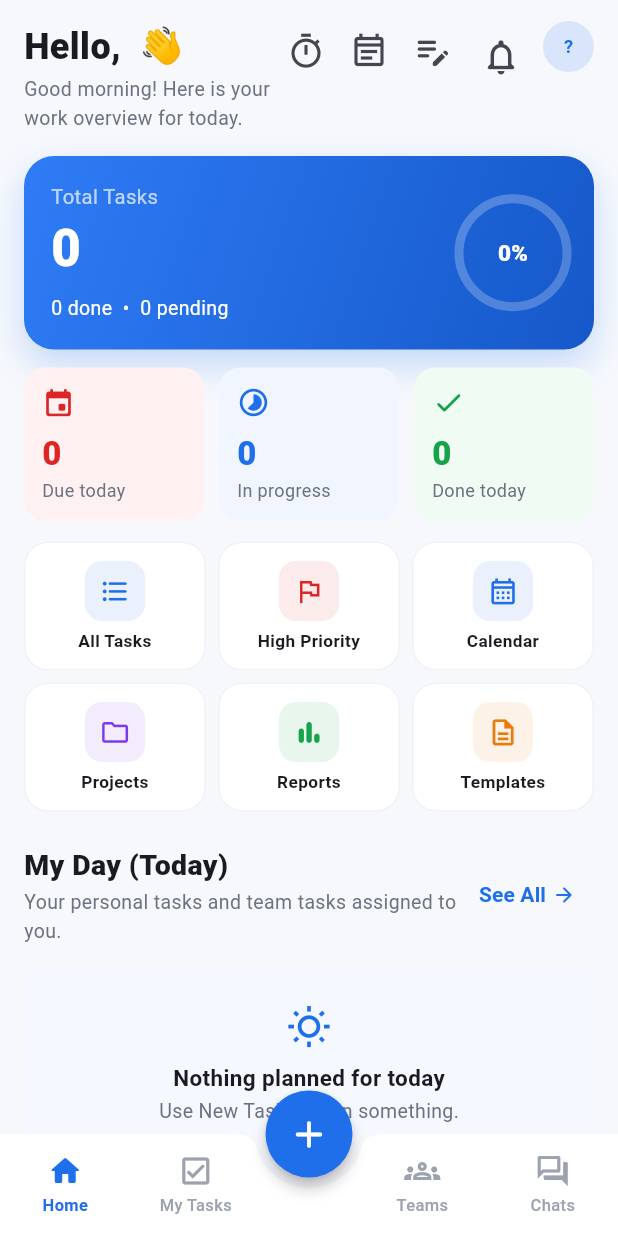
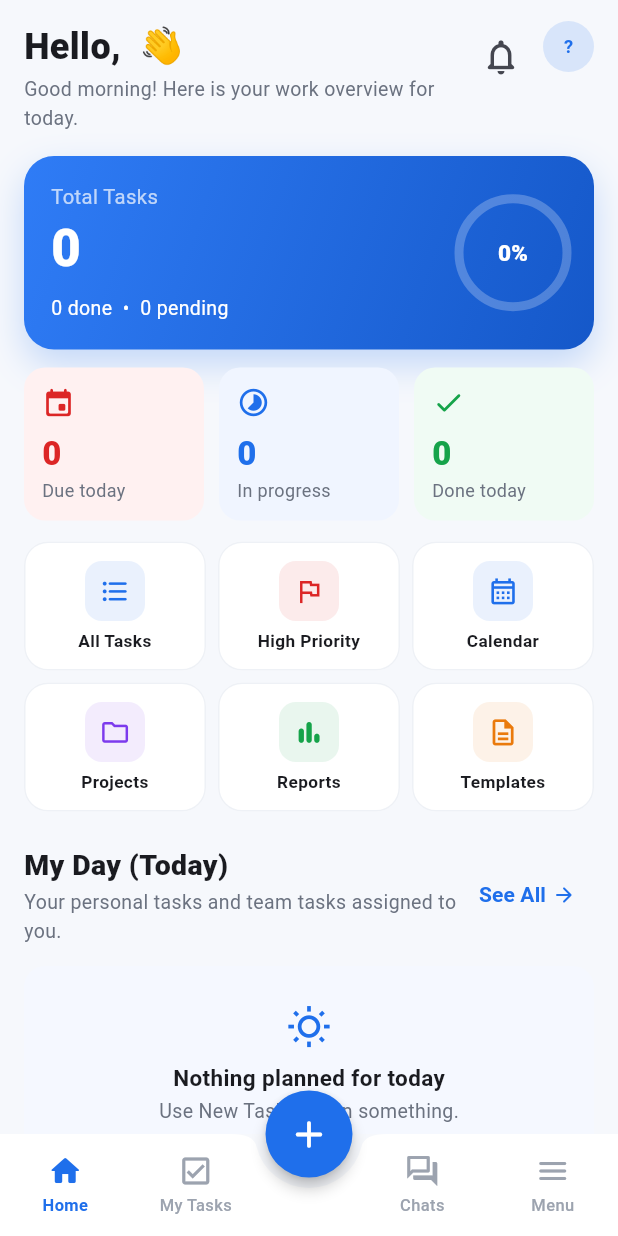
Before and after one commit to adeelappdevzone-code/TaskFlow-APK, a Flutter app: the MainShell screen opened directly, on a phone screen of 412 x 824 dp. Run offline on Flutter 3.47's test engine with Material 3 defaults, Android fonts, the phone set to English and light mode, and no system bars; our stand-ins replace cloud_firestore, firebase_auth, firebase_core, flutter_local_notifications, google_sign_in, pdf and 3 more; accounts and stored records are empty.

Commit message:
Phone: menu drawer with the side menu, bottom bar Home/Tasks/Chats/Menu
Co-Authored-By: Claude Opus 5.5 <noreply@anthropic.com>
Claude-Session: https://claude.ai/code/session_01XQnJQfpjbNfvPBhaFiqxhy

```diff
--- a/lib/screens/home_screen.dart
+++ b/lib/screens/home_screen.dart
@@ -1,9 +1,5 @@
 import 'reports_screen.dart';
 import 'templates_screen.dart';
-import '../data/inbox.dart';
-import 'inbox_screen.dart';
-import 'planner_screen.dart';
-import 'time_screen.dart';
 import 'package:flutter/material.dart';
 import 'package:intl/intl.dart';
 
@@ -1098,34 +1094,6 @@ class _PhoneHome extends StatelessWidget {
                   ],
                 ),
               ),
-              IconButton(
-                tooltip: 'Time Tracking',
-                visualDensity: VisualDensity.compact,
-                onPressed: () => Navigator.push(
-                    context, MaterialPageRoute(builder: (_) => const TimeScreen(page: true))),
-                icon: const Icon(Icons.timer_outlined, size: 26),
-              ),
-              IconButton(
-                tooltip: 'Planner',
-                visualDensity: VisualDensity.compact,
-                onPressed: () => Navigator.push(
-                    context, MaterialPageRoute(builder: (_) => const PlannerScreen(page: true))),
-                icon: const Icon(Icons.event_note_outlined, size: 26),
-              ),
-              ListenableBuilder(
-                listenable: InboxStore.instance,
-                builder: (context, _) => IconButton(
-                  tooltip: 'Capture',
-                  visualDensity: VisualDensity.compact,
-                  onPressed: () => Navigator.push(
-                      context, MaterialPageRoute(builder: (_) => const InboxScreen(page: true))),
-                  icon: Badge(
-                    isLabelVisible: InboxStore.instance.count > 0,
-                    label: Text('${InboxStore.instance.count}'),
-                    child: const Icon(Icons.edit_note_rounded, size: 27),
-                  ),
-                ),
-              ),
               _BellButton(count: AppStore.instance.unreadCount),
               const SizedBox(width: 4),
               InkWell(
--- a/lib/screens/main_shell.dart
+++ b/lib/screens/main_shell.dart
@@ -31,8 +31,8 @@ import 'create_task_dialog.dart';
 
 part 'main_shell_wide.dart';
 
-/// Bottom navigation: Home | Tasks | (+) | Teams | Chats. Profile opens from
-/// the avatar on Home.
+/// Phone: bottom navigation Home | Tasks | (+) | Chats | Menu. Menu (or a
+/// swipe from the left edge) opens the laptop side menu as a drawer.
 /// Calendar (index 2) opens from the shortcut on Home.
 class MainShell extends StatefulWidget {
   const MainShell({super.key});
@@ -67,6 +67,9 @@ class _MainShellState extends State<MainShell> {
   /// Laptop: the task opened over the pages.
   final _panelKey = GlobalKey<DetailPanelHostState>();
 
+  /// Phone: opens the menu drawer.
+  final _phoneScaffold = GlobalKey<ScaffoldState>();
+
   void setTab(int i) {
     _panelKey.currentState?.close();
     setState(() => _index = i);
@@ -82,6 +85,22 @@ class _MainShellState extends State<MainShell> {
 
   Future<void> _addTask() => showCreateTask(context);
 
+  /// Phone: a page opened from the menu drawer, with its title and a menu
+  /// button.
+  Widget _menuPage(String title, Widget child) => Scaffold(
+        backgroundColor: AppColors.background,
+        appBar: AppBar(
+          backgroundColor: AppColors.background,
+          leading: IconButton(
+            tooltip: 'Menu',
+            icon: const Icon(Icons.menu_rounded),
+            onPressed: () => _phoneScaffold.currentState?.openDrawer(),
+          ),
+          title: Text(title),
+        ),
+        body: child,
+      );
+
   @override
   Widget build(BuildContext context) {
     if (isWideScreen(context)) return _buildWide(context);
@@ -91,23 +110,25 @@ class _MainShellState extends State<MainShell> {
         if (!didPop) setTab(0);
       },
       child: Scaffold(
+        key: _phoneScaffold,
+        drawer: _buildDrawer(context),
         body: IndexedStack(
           index: _index,
-          children: const [
-            HomeScreen(),
-            TasksScreen(),
-            CalendarScreen(),
-            ProfileScreen(),
-            TeamsScreen(),
-            SafeArea(child: InboxScreen()),
-            SafeArea(child: NotificationsScreen(page: false)),
-            SafeArea(child: ApprovalsScreen()),
-            SafeArea(child: PlannerScreen()),
-            SafeArea(child: WorkloadScreen()),
-            SafeArea(child: TimeScreen()),
-            SafeArea(child: ReportsScreen()),
-            SafeArea(child: TemplatesScreen()),
-            SafeArea(child: MessagesScreen()),
+          children: [
+            const HomeScreen(),
+            const TasksScreen(),
+            const CalendarScreen(),
+            const ProfileScreen(),
+            const TeamsScreen(),
+            _menuPage('Capture', const InboxScreen()),
+            _menuPage('Notifications', const NotificationsScreen(page: false)),
+            _menuPage('Approvals', const ApprovalsScreen()),
+            _menuPage('Daily Planner', const PlannerScreen()),
+            _menuPage('Team Workload', const WorkloadScreen()),
+            _menuPage('Time Tracking', const TimeScreen()),
+            _menuPage('Reports', const ReportsScreen()),
+            _menuPage('Templates', const TemplatesScreen()),
+            const SafeArea(child: MessagesScreen()),
           ],
         ),
         floatingActionButton: SizedBox(
@@ -150,19 +171,20 @@ class _MainShellState extends State<MainShell> {
                     onTap: () => setTab(1)),
                 const SizedBox(width: 64),
                 _NavItem(
-                    icon: Icons.groups_outlined,
-                    activeIcon: Icons.groups_rounded,
-                    label: 'Teams',
-                    badge: TeamStore.instance.invites.length,
-                    active: _index == 4,
-                    onTap: () => setTab(4)),
-                _NavItem(
                     icon: Icons.forum_outlined,
                     activeIcon: Icons.forum_rounded,
                     label: 'Chats',
                     badge: ChatStore.instance.unreadCount,
                     active: _index == 13,
                     onTap: () => setTab(13)),
+                _NavItem(
+                    icon: Icons.menu_rounded,
+                    activeIcon: Icons.menu_rounded,
+                    label: 'Menu',
+                    badge: TeamStore.instance.invites.length +
+                        TeamStore.instance.awaitingMyApproval.length,
+                    active: _index != 0 && _index != 1 && _index != 13,
+                    onTap: () => _phoneScaffold.currentState?.openDrawer()),
               ],
             ),
           ),
--- a/lib/screens/main_shell_wide.dart
+++ b/lib/screens/main_shell_wide.dart
@@ -50,8 +50,7 @@ extension on _MainShellState {
       body: Row(
         children: [
           ListenableBuilder(
-            listenable:
-                Listenable.merge(
+            listenable: Listenable.merge(
                 [TeamStore.instance, InboxStore.instance, AppStore.instance, ChatStore.instance]),
             builder: (context, _) => _SideMenu(
               onOpenTeam: _showTeam,
@@ -123,6 +122,44 @@ extension on _MainShellState {
   }
 }
 
+extension on _MainShellState {
+  /// Phone: the same side menu, in a drawer.
+  Widget _buildDrawer(BuildContext context) {
+    void close() => Navigator.of(context).pop();
+    return Drawer(
+      width: 280,
+      backgroundColor: _Side.bg,
+      shape: const RoundedRectangleBorder(),
+      child: ListenableBuilder(
+        listenable: Listenable.merge(
+            [TeamStore.instance, InboxStore.instance, AppStore.instance, ChatStore.instance]),
+        builder: (_, __) => _SideMenu(
+          width: 280,
+          compact: false,
+          current: _index,
+          invites: TeamStore.instance.invites.length,
+          inbox: InboxStore.instance.count,
+          unread: AppStore.instance.unreadCount,
+          approvals: TeamStore.instance.awaitingMyApproval.length,
+          messages: ChatStore.instance.unreadCount,
+          onNewTask: () {
+            close();
+            _addTask();
+          },
+          onSelect: (tab) {
+            close();
+            setTab(tab);
+          },
+          onOpenTeam: (team) {
+            close();
+            openTeam(context, team);
+          },
+        ),
+      ),
+    );
+  }
+}
+
 class _SideMenu extends StatelessWidget {
   final bool compact;
   final int current;
@@ -134,7 +171,11 @@ class _SideMenu extends StatelessWidget {
   final VoidCallback onNewTask;
   final ValueChanged<int> onSelect;
   final ValueChanged<Team> onOpenTeam;
+
+  /// Phone drawer width (laptop: from [compact]).
+  final double? width;
   const _SideMenu({
+    this.width,
     required this.onOpenTeam,
     required this.compact,
     required this.current,
@@ -150,7 +191,7 @@ class _SideMenu extends StatelessWidget {
   @override
   Widget build(BuildContext context) {
     return Container(
-      width: compact ? 84 : 248,
+      width: width ?? (compact ? 84 : 248),
       decoration: const BoxDecoration(
         gradient: LinearGradient(
           begin: Alignment.topCenter,
@@ -158,7 +199,8 @@ class _SideMenu extends StatelessWidget {
           colors: [_Side.bg2, _Side.bg],
         ),
       ),
-      padding: EdgeInsets.symmetric(horizontal: compact ? 12 : 18, vertical: 18),
+      padding: EdgeInsets.fromLTRB(compact ? 12 : 18, 18 + MediaQuery.paddingOf(context).top,
+          compact ? 12 : 18, 18 + MediaQuery.paddingOf(context).bottom),
       child: Column(
         crossAxisAlignment: CrossAxisAlignment.stretch,
         children: [
```
Also changed, not shown: 2 other files.
